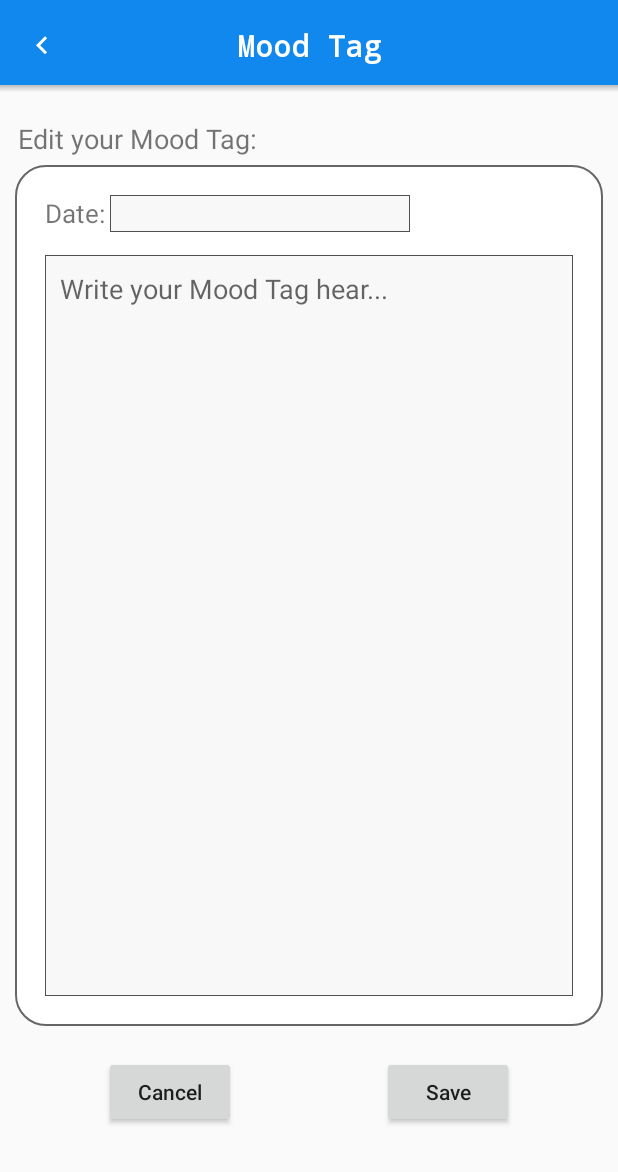
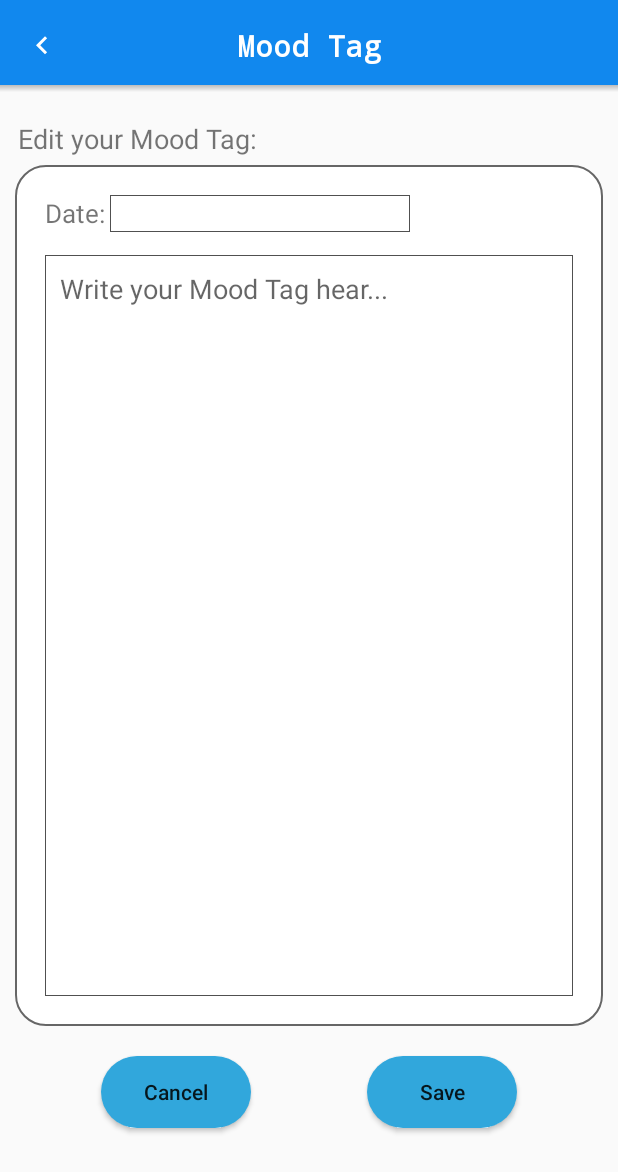
Before and after one commit to JianpengLiao/MoodDiary, an Android app: the layout activity_mood__tag__add.xml on its own in the app's theme, with its tools: preview values and no code run, on a phone screen of 412 x 824 dp. Shown: the top 1172 px of the screen. Run offline under Robolectric (Android 15) with nearby library versions, the phone set to English and light mode, and no system bars.

Commit message:
Initial commit

```diff
--- a/app/src/main/res/layout/activity_mood__tag__add.xml
+++ b/app/src/main/res/layout/activity_mood__tag__add.xml
@@ -78,7 +78,7 @@
             android:layout_alignTop="@+id/text"
             android:layout_marginStart="43dp"
             android:onClick="onClickSetDate"
-            android:background="@drawable/mood_tag_add_date_bg"
+            android:background="@drawable/travel_diary_add_date_bg"
             android:ems="10"
             android:inputType="date"
             android:text=""
@@ -90,7 +90,7 @@
             android:layout_width="match_parent"
             android:layout_height="match_parent"
             android:layout_marginTop="40dp"
-            android:background="@drawable/mood_tag_add_date_bg"
+            android:background="@drawable/travel_diary_add_date_bg"
             android:gravity="start|top"
             android:hint="Write your Mood Tag hear..."
             android:inputType="textMultiLine"
@@ -103,7 +103,7 @@
 
     <Button
         android:id="@+id/btn_addMoodTagCancel"
-        android:layout_width="wrap_content"
+        android:layout_width="100dp"
         android:layout_height="wrap_content"
         android:layout_marginEnd="8dp"
         android:layout_marginStart="8dp"
@@ -111,6 +111,7 @@
         android:onClick="onClickCancel"
         android:text="Cancel"
         android:textAllCaps="false"
+        android:background="@drawable/login_button_selector"
         app:layout_constraintEnd_toEndOf="parent"
         app:layout_constraintHorizontal_bias="0.2"
         app:layout_constraintStart_toStartOf="parent"
@@ -118,7 +119,7 @@
 
     <Button
         android:id="@+id/btn_addMoodTagSave"
-        android:layout_width="wrap_content"
+        android:layout_width="100dp"
         android:layout_height="wrap_content"
         android:layout_marginEnd="8dp"
         android:layout_marginStart="8dp"
@@ -126,6 +127,7 @@
         android:onClick="onClickSave"
         android:text="Save"
         android:textAllCaps="false"
+        android:background="@drawable/login_button_selector"
         app:layout_constraintEnd_toEndOf="parent"
         app:layout_constraintHorizontal_bias="0.8"
         app:layout_constraintStart_toStartOf="parent"
--- a/app/src/main/res/layout/activity_settings.xml
+++ b/app/src/main/res/layout/activity_settings.xml
@@ -40,11 +40,12 @@
 
 
     <LinearLayout
-        android:id="@+id/Lin1"
+        android:id="@+id/Lin_Help"
         android:layout_width="match_parent"
         android:layout_height="50dp"
         android:layout_marginTop="75dp"
         android:background="@color/white"
+        android:onClick="onClickHelp"
         android:paddingEnd="10dp"
         android:paddingStart="10dp"
         app:layout_constraintStart_toStartOf="parent"
@@ -74,11 +75,12 @@
 
 
     <LinearLayout
-        android:id="@+id/Lin2"
+        android:id="@+id/Lin_About"
         android:layout_width="match_parent"
         android:layout_height="50dp"
         android:layout_marginTop="128dp"
         android:background="@color/white"
+        android:onClick="onClickAbout"
         android:paddingEnd="10dp"
         android:paddingStart="10dp"
         app:layout_constraintStart_toStartOf="parent"
--- a/app/src/main/res/layout/fragment_me.xml
+++ b/app/src/main/res/layout/fragment_me.xml
@@ -108,7 +108,7 @@
 
 
         <LinearLayout
-            android:id="@+id/Lin2"
+            android:id="@+id/Lin_Collection"
             android:layout_width="match_parent"
             android:layout_height="50dp"
             android:layout_marginTop="2dp"
@@ -137,7 +137,7 @@
 
 
         <LinearLayout
-            android:id="@+id/Lin3"
+            android:id="@+id/Lin_Shartofriend"
             android:layout_width="match_parent"
             android:layout_height="50dp"
             android:layout_marginTop="2dp"
```
Also changed, not shown: app/src/main/java/com/example/jianpeng/mooddiary/MeFragment.java (+26 -0 lines), app/src/main/java/com/example/jianpeng/mooddiary/PersonInfoActivity.java (+27 -1 lines), app/src/main/java/com/example/jianpeng/mooddiary/SettingActivity.java (+19 -0 lines), app/src/main/res/layout/activity_person_info.xml (+7 -3 lines), app/src/main/res/layout/activity_work__record_add.xml (+6 -4 lines).
